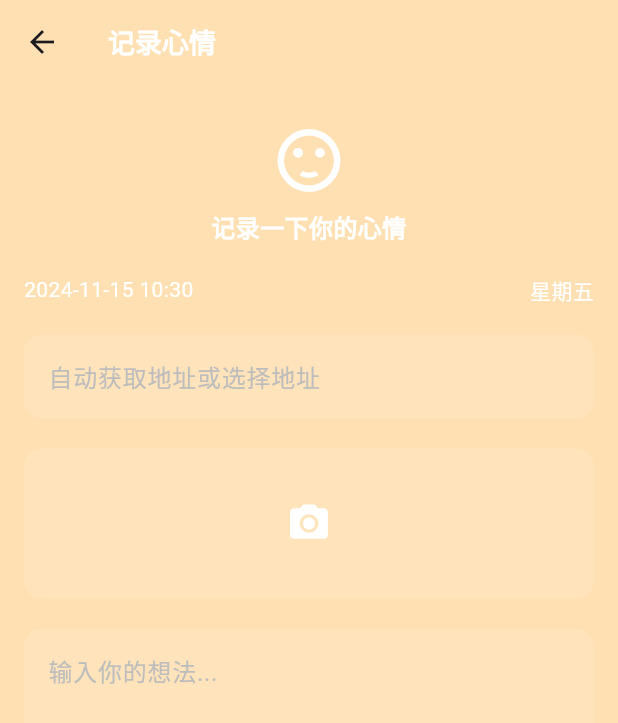
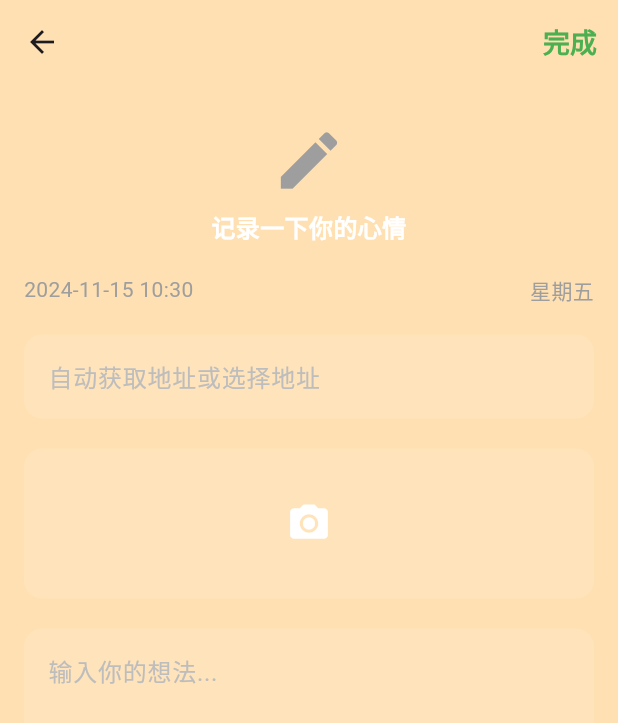
Before and after one commit to xiangxiang3451/EMMOApp, a Flutter app: the MoodScreen screen opened directly, after a tap on "下一步", on a phone screen of 412 x 824 dp. Shown: the top 723 px of the screen. Run offline on Flutter 3.47's test engine with Material 3 defaults, Android fonts, the phone set to English and light mode, and no system bars; our stand-ins replace camera, fl_chart, image_picker.

Commit message:
change layout recordEmo

```diff
--- a/lib/screens/recordEmo_screen.dart
+++ b/lib/screens/recordEmo_screen.dart
@@ -51,7 +51,7 @@ class _MoodScreenState extends State<MoodScreen> {
             },
             child: const Text(
               '下一步',
-              style: TextStyle(color: Colors.white, fontSize: 16),
+              style: TextStyle(color: Colors.green, fontSize: 18,fontWeight: FontWeight.bold),
             ),
           ),
         ],
@@ -261,10 +261,24 @@ class NextPage extends StatelessWidget {
       appBar: AppBar(
         backgroundColor: Colors.transparent,
         elevation: 0,
-        title: const Text(
-          '记录心情',
-          style: TextStyle(color: Colors.white, fontSize: 18),
-        ),
+       actions: [
+          TextButton(
+            onPressed: () {
+              // Navigator.push(
+              //   context,
+              //   MaterialPageRoute(
+              //     builder: (context) => NextPage(
+
+              //     ),
+              //   ),
+              // );
+            },
+            child: const Text(
+              '完成',
+              style: TextStyle(color: Colors.green, fontSize: 18,fontWeight: FontWeight.bold),
+            ),
+          ),
+        ],
       ),
       body: SingleChildScrollView(
         padding: const EdgeInsets.all(16.0),
@@ -275,7 +289,7 @@ class NextPage extends StatelessWidget {
             const Center(
               child: Column(
                 children: [
-                  Icon(Icons.sentiment_satisfied, size: 50, color: Colors.white),
+                  Icon(Icons.mode, size: 50, color: Colors.grey),
                   SizedBox(height: 8),
                   Text(
                     '记录一下你的心情',
@@ -291,11 +305,11 @@ class NextPage extends StatelessWidget {
               children: [
                 Text(
                   getCurrentDate(),
-                  style: const TextStyle(fontSize: 14, color: Colors.white),
+                  style: const TextStyle(fontSize: 14, color: Colors.grey),
                 ),
                 Text(
                   getCurrentWeekday(),
-                  style: const TextStyle(fontSize: 14, color: Colors.white),
+                  style: const TextStyle(fontSize: 14, color: Colors.grey),
                 ),
               ],
             ),
```
